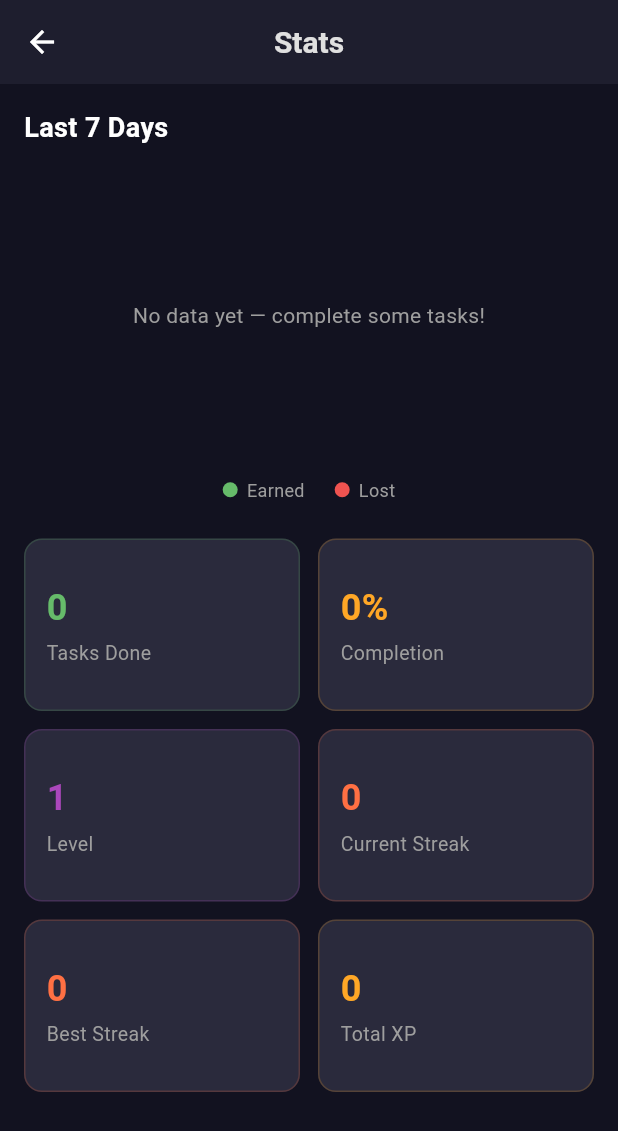
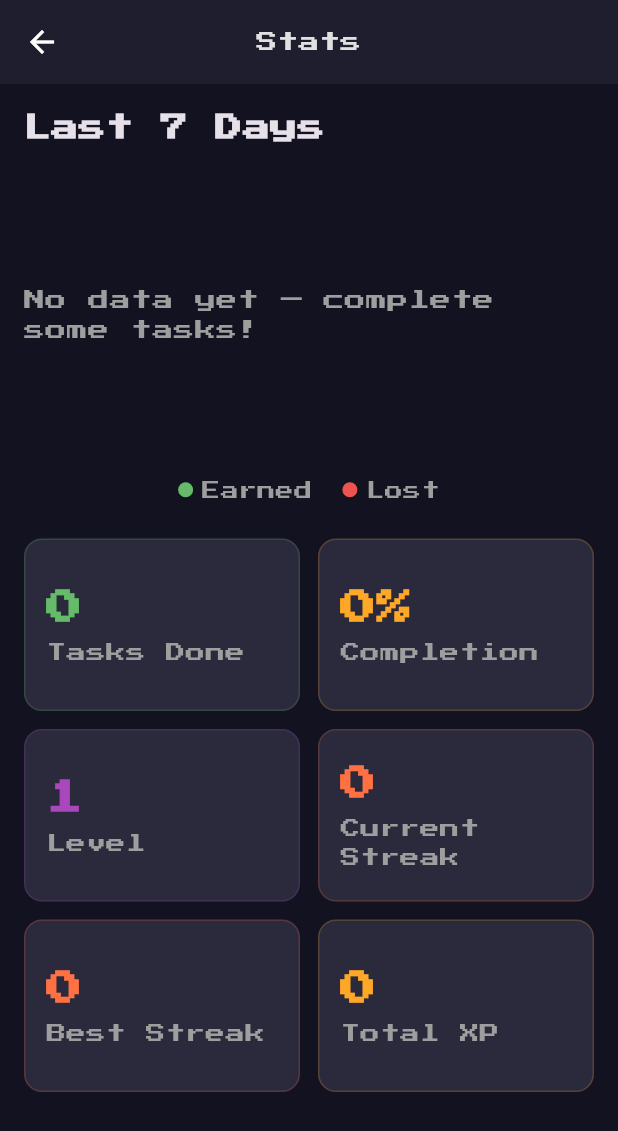
Before and after one commit to aristocrat71/Gamify_todo, a Flutter app: the screen it shows after launch, item 2 of the bottom bar chosen, on a phone screen of 412 x 824 dp. Shown: the top 1131 px of the screen. Run offline on Flutter 3.47's test engine with Material 3 defaults, Android fonts, the phone set to English and light mode, and no system bars; our stand-ins replace fl_chart, google_fonts, shared_preferences, sqflite; accounts and stored records are empty.

Commit message:
feat: enhance UI with custom scroll behavior and integrate Google Fonts for improved text styling

```diff
--- a/lib/app.dart
+++ b/lib/app.dart
@@ -14,6 +14,7 @@ class GamifyTodoApp extends StatelessWidget {
     return MaterialApp(
       title: 'Gamify Todo',
       debugShowCheckedModeBanner: false,
+      scrollBehavior: const _NoStretchScrollBehavior(),
       theme: AppTheme.darkTheme,
       initialRoute: '/',
       routes: {
@@ -26,3 +27,16 @@ class GamifyTodoApp extends StatelessWidget {
     );
   }
 }
+
+class _NoStretchScrollBehavior extends ScrollBehavior {
+  const _NoStretchScrollBehavior();
+
+  @override
+  Widget buildOverscrollIndicator(BuildContext context, Widget child, ScrollableDetails details) {
+    return GlowingOverscrollIndicator(
+      axisDirection: details.direction,
+      color: Theme.of(context).colorScheme.primary,
+      child: child,
+    );
+  }
+}
--- a/lib/screens/home_screen.dart
+++ b/lib/screens/home_screen.dart
@@ -46,8 +46,10 @@ class _HomeScreenState extends State<HomeScreen> {
         );
       }
     } else {
-      final penalty = calculatePenalty(task.difficulty);
-      xpProvider.removeXp(penalty);
+      // Unchecking — reverse the reward that was given, not the miss penalty
+      final multiplier = getStreakMultiplier(xpProvider.currentStreak);
+      final reward = (calculateReward(task.difficulty) * multiplier).round();
+      xpProvider.removeXp(reward);
     }
 
     // Check achievements
--- a/lib/theme/app_theme.dart
+++ b/lib/theme/app_theme.dart
@@ -1,4 +1,5 @@
 import 'package:flutter/material.dart';
+import 'package:google_fonts/google_fonts.dart';
 
 class AppTheme {
   AppTheme._();
@@ -31,23 +32,28 @@ class AppTheme {
   }
 
   // --- Theme data ---
-  static ThemeData darkTheme = ThemeData(
+  static ThemeData get darkTheme {
+    final baseTextTheme = GoogleFonts.pressStart2pTextTheme(
+      ThemeData.dark().textTheme,
+    );
+
+    return ThemeData(
       brightness: Brightness.dark,
       scaffoldBackgroundColor: const Color(0xFF121220),
+      textTheme: baseTextTheme,
       colorScheme: const ColorScheme.dark(
         primary: xpAmber,
         secondary: levelPurple,
         surface: surface,
         error: penaltyRed,
       ),
-    appBarTheme: const AppBarTheme(
+      appBarTheme: AppBarTheme(
         backgroundColor: surface,
         elevation: 0,
         centerTitle: true,
-      titleTextStyle: TextStyle(
+        titleTextStyle: GoogleFonts.pressStart2p(
           color: textPrimary,
-        fontSize: 20,
-        fontWeight: FontWeight.bold,
+          fontSize: 14,
         ),
       ),
       cardTheme: CardThemeData(
@@ -60,19 +66,22 @@ class AppTheme {
         backgroundColor: xpAmber,
         foregroundColor: Color(0xFF121220),
       ),
-    bottomNavigationBarTheme: const BottomNavigationBarThemeData(
+      bottomNavigationBarTheme: BottomNavigationBarThemeData(
         backgroundColor: surface,
         selectedItemColor: xpAmber,
         unselectedItemColor: textSecondary,
+        selectedLabelStyle: GoogleFonts.pressStart2p(fontSize: 7),
+        unselectedLabelStyle: GoogleFonts.pressStart2p(fontSize: 7),
       ),
       chipTheme: ChipThemeData(
         shape: RoundedRectangleBorder(borderRadius: BorderRadius.circular(8)),
       ),
       snackBarTheme: SnackBarThemeData(
         backgroundColor: surfaceLight,
-      contentTextStyle: const TextStyle(color: textPrimary),
+        contentTextStyle: GoogleFonts.pressStart2p(color: textPrimary, fontSize: 10),
         shape: RoundedRectangleBorder(borderRadius: BorderRadius.circular(8)),
         behavior: SnackBarBehavior.floating,
       ),
     );
   }
+}
--- a/pubspec.yaml
+++ b/pubspec.yaml
@@ -40,6 +40,7 @@ dependencies:
   fl_chart: ^0.68.0
   intl: ^0.19.0
   path: ^1.9.0
+  google_fonts: ^6.1.0
 
 dev_dependencies:
   flutter_test:
```
Also changed, not shown: pubspec.lock. Lines whose indentation alone changed are shown as unchanged.
